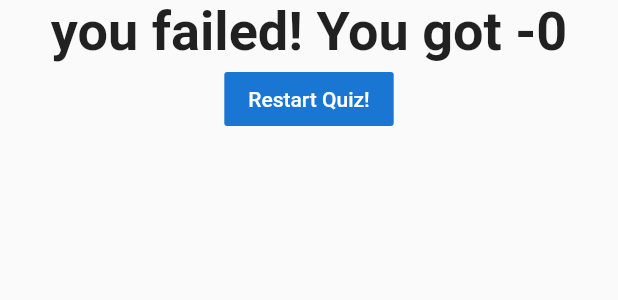
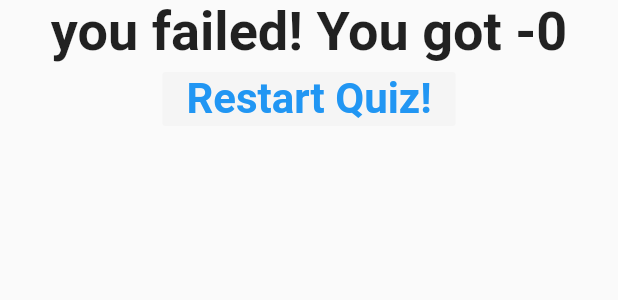
Before and after one commit to designleaders/first_app, a Flutter app: the Result widget shown alone on an empty page, opened directly with empty values, on a phone screen of 412 x 824 dp. Shown: the top 300 px of the screen. Run offline on Flutter 3.47's test engine with Material 2 defaults, Android fonts, the phone set to English and light mode, and no system bars.

Commit message:
reset quiz

```diff
--- a/lib/main.dart
+++ b/lib/main.dart
@@ -119,6 +119,7 @@ class _MyAppState extends State<MyApp> {
   ];
   var _answerIndex = 0;
   var _totalScore = 0;
+
   void _resetQuiz() {
     setState(() {
       _answerIndex = 0;
--- a/lib/result.dart
+++ b/lib/result.dart
@@ -2,8 +2,9 @@ import 'package:flutter/material.dart';
 
 class Result extends StatelessWidget {
   final int resultScore;
-  final VoidCallback resetHandler;
-  Result(this.resultScore, this.resetHandler);
+  final VoidCallback resetHnadler;
+
+  Result(this.resultScore, this.resetHnadler);
 
   String get resultPhrase {
     var resultText = 'the quiz is completed!';
@@ -33,11 +34,16 @@ class Result extends StatelessWidget {
             textAlign: TextAlign.center,
           ),
           FlatButton(
-            color: Colors.blue[700],
-            textColor: Colors.white,
-            child: Text('Restart Quiz!'),
-            onPressed: resetHandler,
-          ),
+              textColor: Colors.blue,
+              color: Colors.grey[100],
+              child: Text(
+                'Restart Quiz!',
+                style: TextStyle(
+                  fontSize: 28,
+                  fontWeight: FontWeight.bold,
+                ),
+              ),
+              onPressed: resetHnadler),
         ],
       ),
     );
```
